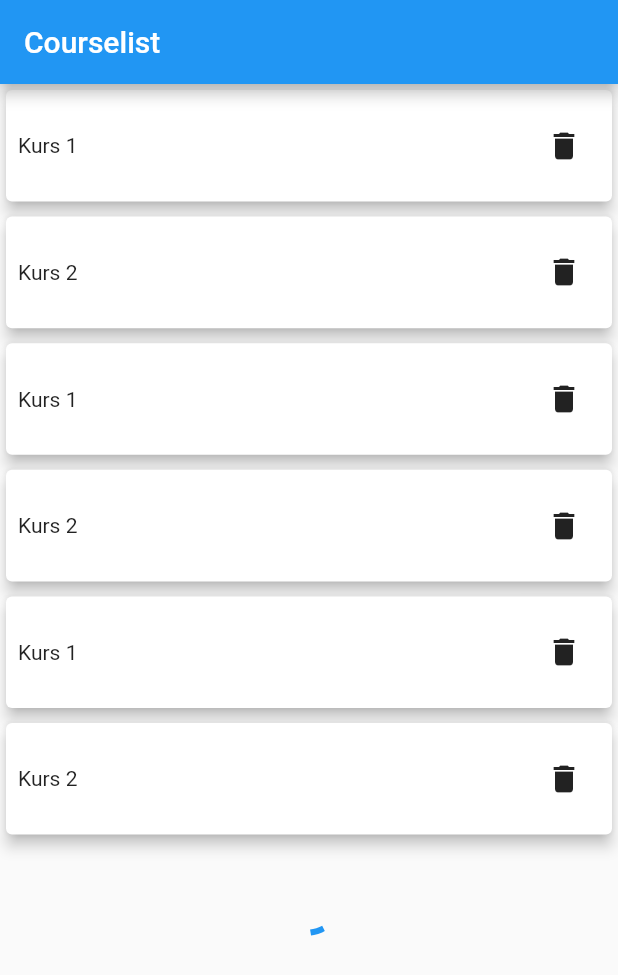
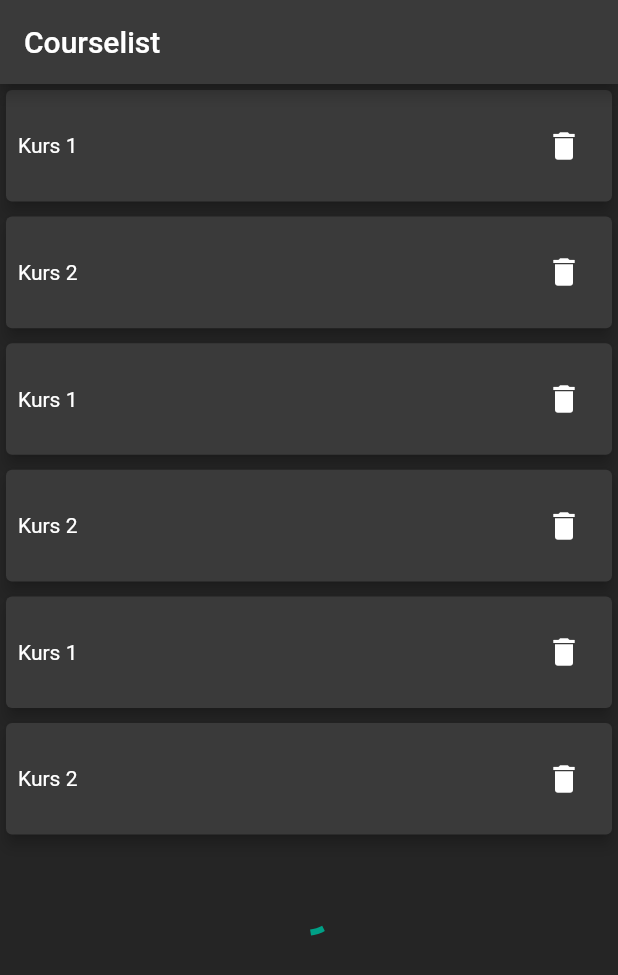
Before and after one commit to smotastic/smocabulary, a Flutter app: the screen it shows after launch, on a phone screen of 412 x 824 dp. Shown: the top 975 px of the screen. Run offline on Flutter 3.47's test engine with Material 2 defaults, Android fonts, the phone set to English and light mode, and no system bars; our stand-ins replace dartz, equatable, flutter_bloc, flutter_dotenv, get_it, hive and 4 more; missing offline and left inert: enume; accounts and stored records are empty; generated files the repository leaves out were written again.

Commit message:
Dark Theme Default

```diff
--- a/lib/core/presentation/themes.dart
+++ b/lib/core/presentation/themes.dart
@@ -3,12 +3,12 @@ import 'package:flutter/material.dart';
 import 'color_utils.dart';
 
 enum ThemeType {
-  Pokemon,
-  Pokemon_Dark,
+  defaultLight,
+  defaultDark,
 }
 
 class AppTheme {
-  static ThemeType defaultTheme = ThemeType.Pokemon;
+  static ThemeType defaultTheme = ThemeType.defaultLight;
 
   bool isDark;
   Color bg1; //
@@ -51,44 +51,44 @@ class AppTheme {
   /// fromType factory constructor
   factory AppTheme.fromType(ThemeType t) {
     switch (t) {
-      case ThemeType.Pokemon:
+      case ThemeType.defaultLight:
         return AppTheme(
           isDark: false,
           txt: Colors.black,
           accentTxt: Colors.white,
-          bg1: Color(0xfff1f7f0),
-          bg2: Color(0xffc1dcbc),
+          bg1: const Color(0xfff1f7f0),
+          bg2: const Color(0xffc1dcbc),
           surface: Colors.white,
-          accent1: Color(0xffff90ff),
-          accent1Dark: Color(0xff00856f),
-          accent1Darker: Color(0xff006b5a),
-          accent2: Color(0xaaf09433),
-          accent3: Color(0xff5bc91a),
-          greyWeak: Color(0xff909f9c),
-          grey: Color(0xff515d5a),
-          greyStrong: Color(0xff151918),
+          accent1: const Color(0xffff90ff),
+          accent1Dark: const Color(0xff00856f),
+          accent1Darker: const Color(0xff006b5a),
+          accent2: const Color(0xaaf09433),
+          accent3: const Color(0xff5bc91a),
+          greyWeak: const Color(0xff909f9c),
+          grey: const Color(0xff515d5a),
+          greyStrong: const Color(0xff151918),
           error: Colors.red.shade900,
-          focus: Color(0xFF0ee2b1),
+          focus: const Color(0xFF0ee2b1),
         );
 
-      case ThemeType.Pokemon_Dark:
+      case ThemeType.defaultDark:
         return AppTheme(
           isDark: true,
           txt: Colors.white,
           accentTxt: Colors.black,
-          bg1: Color(0xff121212),
-          bg2: Color(0xff2c2c2c),
-          surface: Color(0xff252525),
-          accent1: Color(0xff00a086),
-          accent1Dark: Color(0xff00caa5),
-          accent1Darker: Color(0xff00caa5),
-          accent2: Color(0xfff09433),
-          accent3: Color(0xff5BC91A),
-          greyWeak: Color(0xffa8b3b0),
-          grey: Color(0xffced4d3),
-          greyStrong: Color(0xffffffff),
-          error: Color(0xffe55642),
-          focus: Color(0xff0ee2b1),
+          bg1: const Color(0xff121212),
+          bg2: const Color(0xff2c2c2c),
+          surface: const Color(0xff252525),
+          accent1: const Color(0xff00a086),
+          accent1Dark: const Color(0xff00caa5),
+          accent1Darker: const Color(0xff00caa5),
+          accent2: const Color(0xfff09433),
+          accent3: const Color(0xff5BC91A),
+          greyWeak: const Color(0xffa8b3b0),
+          grey: const Color(0xffced4d3),
+          greyStrong: const Color(0xffffffff),
+          error: const Color(0xffe55642),
+          focus: const Color(0xff0ee2b1),
         );
     }
   }
@@ -113,7 +113,6 @@ class AppTheme {
     );
     return t.copyWith(
         materialTapTargetSize: MaterialTapTargetSize.shrinkWrap,
-        buttonColor: accent1,
         highlightColor: accent1,
         toggleableActiveColor: accent1);
   }
--- a/lib/src/app.dart
+++ b/lib/src/app.dart
@@ -1,6 +1,7 @@
 import 'package:flutter/material.dart';
 import 'package:flutter_gen/gen_l10n/app_localizations.dart';
 import 'package:flutter_localizations/flutter_localizations.dart';
+import 'package:smocabulary/core/presentation/themes.dart';
 import 'package:smocabulary/features/courselist/presentation/pages/courselist_page.dart';
 
 import 'sample_feature/sample_item_details_view.dart';
@@ -57,8 +58,8 @@ class MyApp extends StatelessWidget {
           // Define a light and dark color theme. Then, read the user's
           // preferred ThemeMode (light, dark, or system default) from the
           // SettingsController to display the correct theme.
-          theme: ThemeData(),
-          darkTheme: ThemeData.dark(),
+          theme: AppTheme.fromType(ThemeType.defaultLight).themeData,
+          darkTheme: AppTheme.fromType(ThemeType.defaultDark).themeData,
           themeMode: settingsController.themeMode,
 
           // Define a function to handle named routes in order to support
--- a/lib/src/settings/settings_service.dart
+++ b/lib/src/settings/settings_service.dart
@@ -7,7 +7,7 @@ import 'package:flutter/material.dart';
 /// you'd like to store settings on a web server, use the http package.
 class SettingsService {
   /// Loads the User's preferred ThemeMode from local or remote storage.
-  Future<ThemeMode> themeMode() async => ThemeMode.system;
+  Future<ThemeMode> themeMode() async => ThemeMode.dark;
 
   /// Persists the user's preferred ThemeMode to local or remote storage.
   Future<void> updateThemeMode(ThemeMode theme) async {
```
